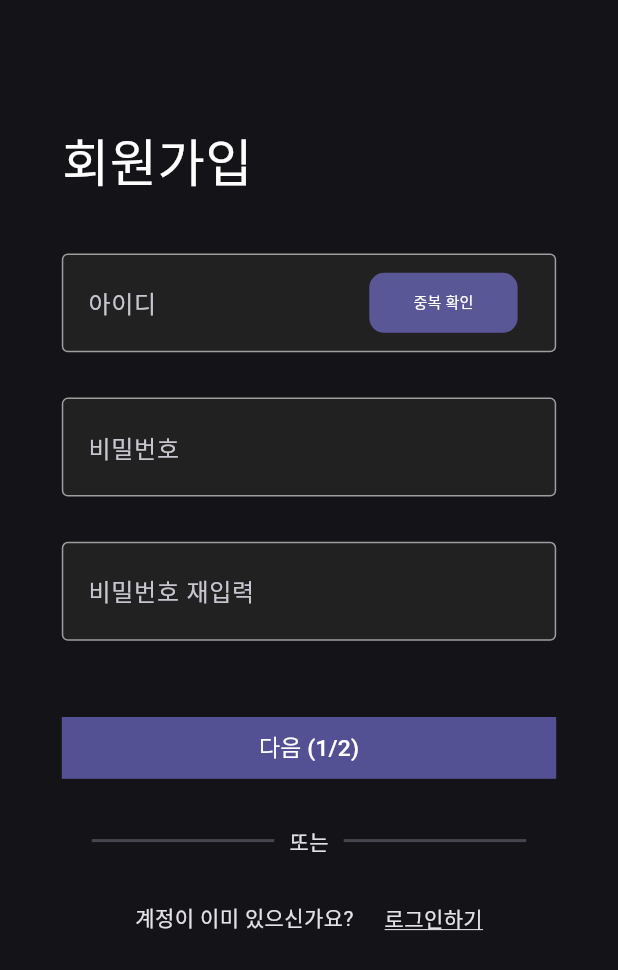
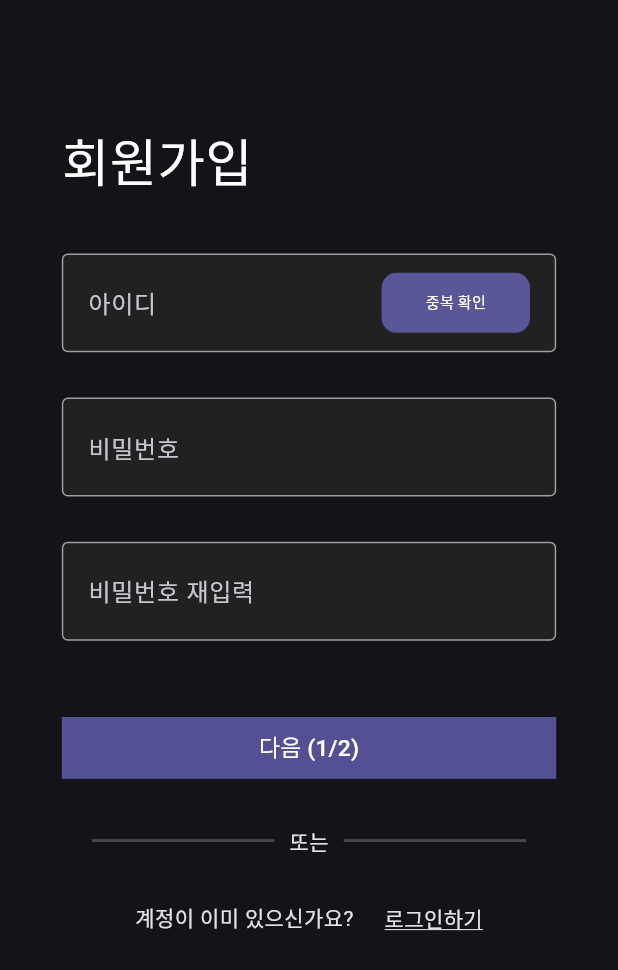
Before and after one commit to rlaxogh5079/TDLS_client, a Flutter app: the TDLSRegisterPage screen opened directly, on a phone screen of 412 x 824 dp. Shown: the top 970 px of the screen. Run offline on Flutter 3.47's test engine with Material 3 defaults, Android fonts, the phone set to English and light mode, and no system bars; our stand-ins replace flutter_secure_storage, introduction_screen, responsive_sizer; accounts and stored records are empty.

Commit message:
:lipstick: 버튼 UI 수정

```diff
--- a/lib/ui/widgets/input.dart
+++ b/lib/ui/widgets/input.dart
@@ -65,7 +65,7 @@ class _TDLSInputState extends State<TDLSInput> {
                 Container(
                   width: 80.w,
                   height: 8.h,
-                  padding: EdgeInsets.symmetric(horizontal: 4.w),
+                  padding: EdgeInsets.fromLTRB(4.w, 0, 2.w, 0),
                   decoration: BoxDecoration(
                     color: Colors.grey[900],
                     border: Border.all(
```
